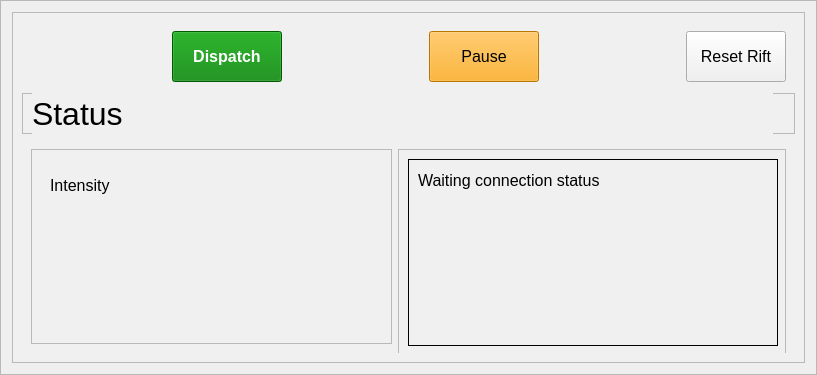
This is runtime/agents/space_coaster/space_coaster_gui.ui in michaelmargolis/MdxMotionPlatformV3 as Qt 5 draws it before an edit. The edited form follows.
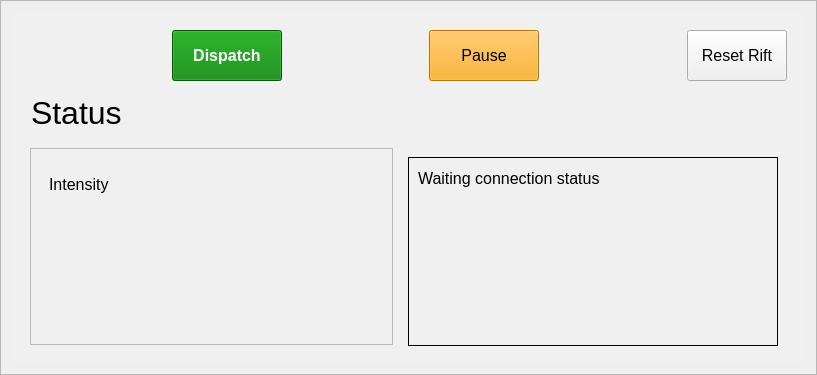
This is the edited form.

Commit message: renamed InputInterface to AgentInterface Cleaned up GUIs to improve Pi display Moved d-to_p_prep to platformcalibrate folder Improved solidworks animation interface

Patch:
```diff
--- a/runtime/agents/space_coaster/space_coaster_gui.ui
+++ b/runtime/agents/space_coaster/space_coaster_gui.ui
@@ -27,7 +27,7 @@
   </property>
   <layout class="QGridLayout" name="gridLayout_2">
    <item row="0" column="0">
-    <widget class="QFrame" name="frm_input">
+    <widget class="QWidget" name="frm_input" native="true">
      <property name="minimumSize">
       <size>
        <width>791</width>
@@ -37,30 +37,15 @@
      <property name="styleSheet">
       <string notr="true">background-color: #f0f0f0</string>
      </property>
-     <property name="frameShape">
-      <enum>QFrame::StyledPanel</enum>
-     </property>
-     <property name="frameShadow">
-      <enum>QFrame::Raised</enum>
-     </property>
      <layout class="QGridLayout" name="gridLayout">
       <item row="0" column="0">
-       <widget class="QFrame" name="buttons_frame">
+       <widget class="QWidget" name="buttons_widget" native="true">
         <property name="minimumSize">
          <size>
           <width>352</width>
           <height>65</height>
          </size>
         </property>
-        <property name="frameShape">
-         <enum>QFrame::NoFrame</enum>
-        </property>
-        <property name="frameShadow">
-         <enum>QFrame::Raised</enum>
-        </property>
-        <property name="lineWidth">
-         <number>0</number>
-        </property>
         <layout class="QHBoxLayout" name="horizontalLayout_3">
          <item>
           <spacer name="horizontalSpacer_3">
@@ -186,19 +171,13 @@
        </widget>
       </item>
       <item row="1" column="0">
-       <widget class="QFrame" name="status_frame">
+       <widget class="QWidget" name="status_widget" native="true">
         <property name="minimumSize">
          <size>
           <width>0</width>
           <height>41</height>
          </size>
         </property>
-        <property name="frameShape">
-         <enum>QFrame::StyledPanel</enum>
-        </property>
-        <property name="frameShadow">
-         <enum>QFrame::Raised</enum>
-        </property>
         <widget class="QLabel" name="lbl_coaster_status">
          <property name="geometry">
           <rect>
@@ -226,22 +205,13 @@
        </widget>
       </item>
       <item row="2" column="0">
-       <widget class="QFrame" name="info_frame">
+       <widget class="QWidget" name="info_widget" native="true">
         <property name="minimumSize">
          <size>
           <width>0</width>
           <height>208</height>
          </size>
         </property>
-        <property name="frameShape">
-         <enum>QFrame::NoFrame</enum>
-        </property>
-        <property name="frameShadow">
-         <enum>QFrame::Raised</enum>
-        </property>
-        <property name="lineWidth">
-         <number>0</number>
-        </property>
         <layout class="QHBoxLayout" name="horizontalLayout_2">
          <item>
           <widget class="QFrame" name="frame_2">
@@ -253,22 +223,13 @@
            </property>
            <layout class="QVBoxLayout" name="verticalLayout">
             <item>
-             <widget class="QFrame" name="frame_5">
+             <widget class="QWidget" name="widget_5" native="true">
               <property name="minimumSize">
                <size>
                 <width>341</width>
                 <height>131</height>
                </size>
               </property>
-              <property name="frameShape">
-               <enum>QFrame::Panel</enum>
-              </property>
-              <property name="frameShadow">
-               <enum>QFrame::Plain</enum>
-              </property>
-              <property name="lineWidth">
-               <number>0</number>
-              </property>
               <layout class="QVBoxLayout" name="verticalLayout_4">
                <item>
                 <widget class="QLabel" name="lbl_intensity_status">
@@ -325,19 +286,13 @@
           </widget>
          </item>
          <item>
-          <widget class="QFrame" name="frame_4">
+          <widget class="QWidget" name="widget_4" native="true">
            <property name="minimumSize">
             <size>
              <width>0</width>
              <height>207</height>
             </size>
            </property>
-           <property name="frameShape">
-            <enum>QFrame::StyledPanel</enum>
-           </property>
-           <property name="frameShadow">
-            <enum>QFrame::Raised</enum>
-           </property>
            <layout class="QVBoxLayout" name="verticalLayout_2">
             <item>
              <widget class="QFrame" name="frame_6">
```
The commit also changes 16 other files.
